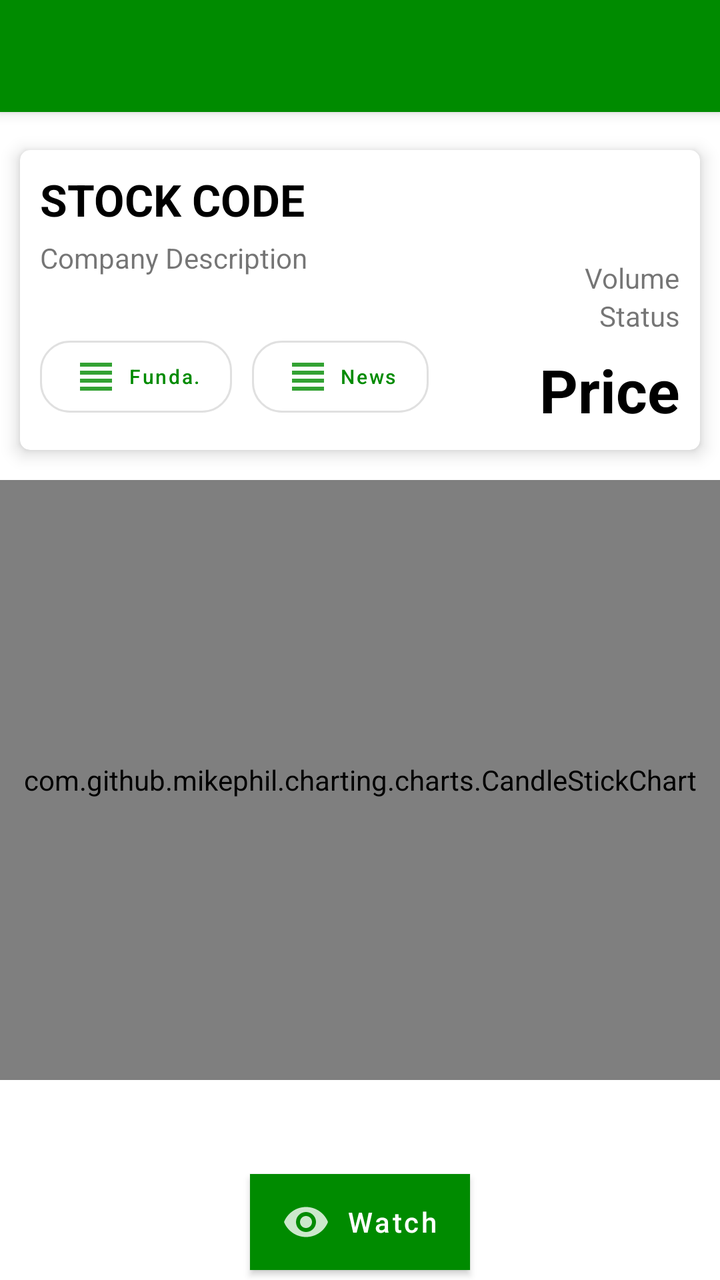
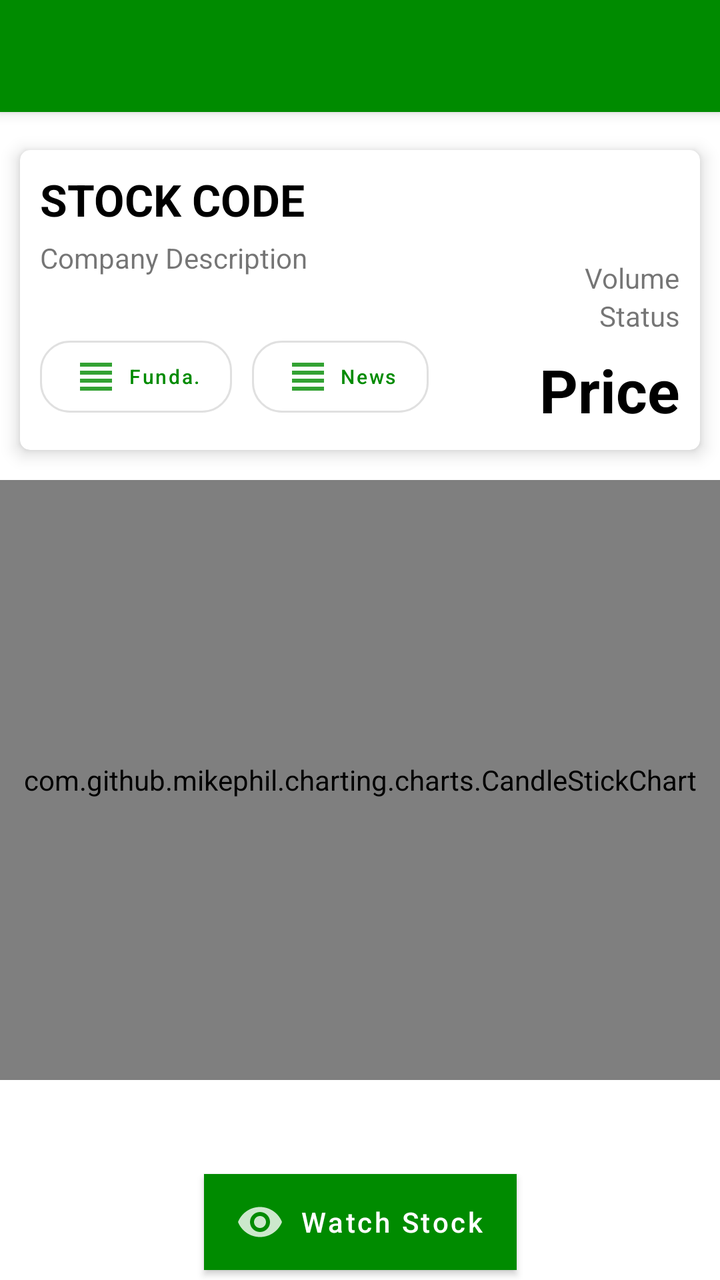

The first picture is an Android layout as it rendered before a commit; the second is the same layout after the commit. The layout source and the unified diff follow.
<!-- AndroidManifest.xml: activity theme AppTheme.NoActionBar -->
<!-- res/layout/activity_stockitem_detail.xml -->
<?xml version="1.0" encoding="utf-8"?>
<androidx.coordinatorlayout.widget.CoordinatorLayout xmlns:android="http://schemas.android.com/apk/res/android"
    xmlns:app="http://schemas.android.com/apk/res-auto"
    xmlns:tools="http://schemas.android.com/tools"
    android:layout_width="match_parent"
    android:layout_height="match_parent"
    android:fitsSystemWindows="true"
    android:theme="@style/AppTheme"
    tools:context=".StockItemDetailActivity">
    <com.google.android.material.appbar.AppBarLayout
        android:layout_width="match_parent"
        android:layout_height="wrap_content"
        android:theme="@style/AppTheme">
        <androidx.appcompat.widget.Toolbar
            android:id="@+id/toolbar"
            android:layout_width="match_parent"
            android:layout_height="?attr/actionBarSize"
            android:background="?attr/colorPrimary"
            app:popupTheme="@style/AppTheme.PopupOverlay" />
    </com.google.android.material.appbar.AppBarLayout>
    <RelativeLayout
        android:layout_width="wrap_content"
        android:layout_height="wrap_content">
    <include
        layout="@layout/content_detail_stocks"
        android:layout_marginTop="65dp"
        android:layout_width="wrap_content"
        android:layout_height="wrap_content"
        android:id="@+id/card_info"
     />

    
        
        
        
        
        
        
        
        
        

    <com.github.mikephil.charting.charts.CandleStickChart
        android:id="@+id/candle_stick_chart"
        android:layout_width="match_parent"
        android:layout_height="300dp"
        android:layout_marginTop="5dp"
        android:layout_below="@+id/card_info"
        />
    </RelativeLayout>


    <com.google.android.material.floatingactionbutton.FloatingActionButton
        android:id="@+id/fab"
        android:layout_width="wrap_content"
        android:layout_height="wrap_content"
        android:layout_gravity="bottom|end"
        android:layout_margin="@dimen/fab_margin"
        app:srcCompat="@android:drawable/stat_notify_chat"
        android:visibility="gone"
        />

    <LinearLayout
        android:id="@+id/linearLayout2"
        android:layout_width="match_parent"
        android:layout_height="wrap_content"
        android:layout_gravity="bottom"
        android:orientation="horizontal">

        <Button
            android:id="@+id/btn_watch_invest"
            android:layout_width="match_parent"
            android:layout_height="wrap_content"
            android:layout_margin="5dp"
            android:background="@color/design_default_color_primary"
            android:elevation="0dp"
            android:text="Invest"
            android:textColor="#ffff"
            android:textSize="20sp"
            android:visibility="gone" />

    </LinearLayout>

    <com.google.android.material.button.MaterialButton
        android:id="@+id/btn_watch_stock"
        android:layout_width="wrap_content"
        android:layout_height="wrap_content"
        android:layout_gravity="center_horizontal"
        android:layout_margin="5dp"
        android:layout_marginBottom="20dp"
        android:background="@color/colorPrimary"
        android:drawableLeft="@drawable/ic_watched"
        android:elevation="0dp"
        android:text="Watch"
        android:textAllCaps="false"
        android:textColor="#ffff"
        app:cornerRadius="15dp"
        app:layout_anchor="@+id/linearLayout2"
        app:layout_anchorGravity="center" />
</androidx.coordinatorlayout.widget.CoordinatorLayout>
<!-- res/layout/content_detail_stocks.xml (included above) -->
<?xml version="1.0" encoding="utf-8"?>
<RelativeLayout xmlns:android="http://schemas.android.com/apk/res/android"
    xmlns:app="http://schemas.android.com/apk/res-auto"
    android:layout_width="match_parent"
    android:layout_height="wrap_content"
    xmlns:card_view="http://schemas.android.com/tools">
    <androidx.cardview.widget.CardView
        android:layout_width="match_parent"
        android:layout_height="wrap_content"
        android:padding="10dp"
        android:layout_margin="10dp"
        app:cardCornerRadius="5dp"
        app:cardElevation="5dp"
        >
        <RelativeLayout
            android:layout_width="wrap_content"
            android:layout_height="150dp">
            <TextView
                android:id="@+id/txt_stock_symbol"
                android:layout_width="wrap_content"
                android:layout_height="wrap_content"
                android:textAllCaps="true"
                style="@style/Base.TextAppearance.AppCompat.Large"
                android:textColor="#000"
                android:layout_alignParentLeft="true"
                android:text="Stock Code"
                android:textStyle="bold"
                android:layout_marginLeft="10dp"
                android:layout_marginTop="10dp"
                />
            <TextView
                android:id="@+id/txt_company_description"
                android:layout_width="200dp"
                android:height="45dp"
                android:layout_height="wrap_content"
                android:scrollHorizontally="false"
                android:text="Company Description"
                android:layout_below="@+id/txt_stock_symbol"
                android:layout_marginTop="5dp"
                style="@style/Base.TextAppearance.AppCompat.Small"
                android:layout_marginLeft="10dp"
                />
                <LinearLayout
                    android:layout_width="wrap_content"
                    android:layout_height="wrap_content"
                    android:layout_below="@id/txt_company_description"
                    >
                <com.google.android.material.button.MaterialButton

                    android:id="@+id/btn_view_fundamentals"
                    android:layout_width="wrap_content"
                    android:layout_height="wrap_content"
                    android:elevation="0dp"
                    app:icon="@drawable/ic_action_news"
                    style="@style/Widget.MaterialComponents.Button.OutlinedButton"
                    app:cornerRadius="15dp"
                    android:layout_marginLeft="10dp"
                    android:text="Funda."
                    android:textSize="10sp"
                    android:textAllCaps="false"/>
                <com.google.android.material.button.MaterialButton
                    android:id="@+id/btn_view_news"
                    android:layout_width="wrap_content"
                    android:layout_height="wrap_content"
                    style="@style/Widget.MaterialComponents.Button.OutlinedButton"
                    android:elevation="0dp"
                    app:icon="@drawable/ic_action_news"
                    app:cornerRadius="15dp"
                    android:textAllCaps="false"
                    android:layout_below="@id/txt_company_description"
                    android:layout_marginLeft="10dp"
                    android:text="News"
                    android:textSize="10sp"
                    />
                </LinearLayout>
            <LinearLayout
                android:layout_width="wrap_content"
                android:layout_height="fill_parent"
                android:orientation="vertical"
                android:layout_alignParentRight="true"
                android:layout_marginTop="10dp"
                android:weightSum="1"
                >
                <com.google.android.material.textview.MaterialTextView
                    android:id="@+id/txt_stock_percent"
                    android:layout_width="wrap_content"
                    android:layout_height="wrap_content"
                    android:layout_marginRight="10dp"
                    android:textColor="@color/colorWhite"
                    android:padding="5dp"
                    android:text="Percentage"
                    style="@style/Base.TextAppearance.AppCompat.Medium"
                    android:layout_gravity="right"
                    android:layout_marginBottom="10dp"
                    />
                <TextView
                    android:id="@+id/txt_stock_volume"
                    android:layout_width="wrap_content"
                    android:layout_height="wrap_content"
                    android:text="Volume"
                    style="@style/Base.TextAppearance.AppCompat.Small"
                    android:layout_gravity="right"
                    android:layout_marginRight="10dp"
                    />
                <TextView
                    android:id="@+id/txt_stock_status"
                    android:layout_width="wrap_content"
                    android:layout_height="wrap_content"
                    android:layout_marginRight="10dp"
                    android:text="Status"
                    style="@style/Base.TextAppearance.AppCompat.Small"
                    android:layout_gravity="right"
                    />
            </LinearLayout>
            <TextView
                android:id="@+id/txt_stock_price"
                android:layout_width="wrap_content"
                android:layout_height="wrap_content"
                android:textColor="#000"
                android:layout_marginTop="8dp"
                android:text="Price"
                android:layout_alignParentBottom="true"
                android:layout_alignParentRight="true"
                android:textSize="30sp"
                android:textStyle="bold"
                android:layout_margin="10dp"
                android:layout_gravity="right"
                />

        </RelativeLayout>
    </androidx.cardview.widget.CardView>

</RelativeLayout>
<!-- resources referenced by this layout -->
<resources>
  <color name="colorPrimary">#008b00</color>
  <color name="colorWhite">#ffffff</color>
  <dimen name="fab_margin">16dp</dimen>
  <!-- drawable ic_action_news (drawable-anydpi) -->
  <vector xmlns:android="http://schemas.android.com/apk/res/android"
      android:width="24dp"
      android:height="24dp"
      android:viewportWidth="24"
      android:viewportHeight="24"
      android:tint="#FFFFFF"
      android:alpha="0.8">
      <path
          android:fillColor="#FF000000"
          android:pathData="M4,15h16v-2L4,13v2zM4,19h16v-2L4,17v2zM4,11h16L20,9L4,9v2zM4,5v2h16L20,5L4,5z"/>
  </vector>
  <!-- drawable ic_watched (drawable-anydpi) -->
  <vector xmlns:android="http://schemas.android.com/apk/res/android"
      android:width="24dp"
      android:height="24dp"
      android:viewportWidth="24"
      android:viewportHeight="24"
      android:tint="#FFFFFF"
      android:alpha="0.8">
      <path
          android:fillColor="#FF000000"
          android:pathData="M12,4.5C7,4.5 2.73,7.61 1,12c1.73,4.39 6,7.5 11,7.5s9.27,-3.11 11,-7.5c-1.73,-4.39 -6,-7.5 -11,-7.5zM12,17c-2.76,0 -5,-2.24 -5,-5s2.24,-5 5,-5 5,2.24 5,5 -2.24,5 -5,5zM12,9c-1.66,0 -3,1.34 -3,3s1.34,3 3,3 3,-1.34 3,-3 -1.34,-3 -3,-3z"/>
  </vector>
  <style name="AppTheme" parent="Theme.MaterialComponents.Light">
          
          <item name="colorPrimary">@color/colorPrimary</item>
          <item name="colorPrimaryDark">@color/colorPrimaryDark</item>
          <item name="colorAccent">@color/colorAccent</item>
          <item name="statusBarBackground">@color/colorAccent</item>
          <item name="colorControlNormal">@color/colorWhite</item>
      </style>
  <style name="AppTheme.PopupOverlay" parent="ThemeOverlay.AppCompat.Light" />
  <style name="AppTheme.NoActionBar">
          <item name="windowActionBar">false</item>
          <item name="windowNoTitle">true</item>
      </style>
  <color name="colorPrimaryDark">#00b248</color>
  <color name="colorAccent">#008b00</color>
</resources>

<!-- the commit's change to res/layout/activity_stockitem_detail.xml (unified diff, before → after) -->
@@ -91,7 +91,7 @@
         android:background="@color/colorPrimary"
         android:drawableLeft="@drawable/ic_watched"
         android:elevation="0dp"
-        android:text="Watch"
+        android:text="Watch Stock"
         android:textAllCaps="false"
         android:textColor="#ffff"
         app:cornerRadius="15dp"
